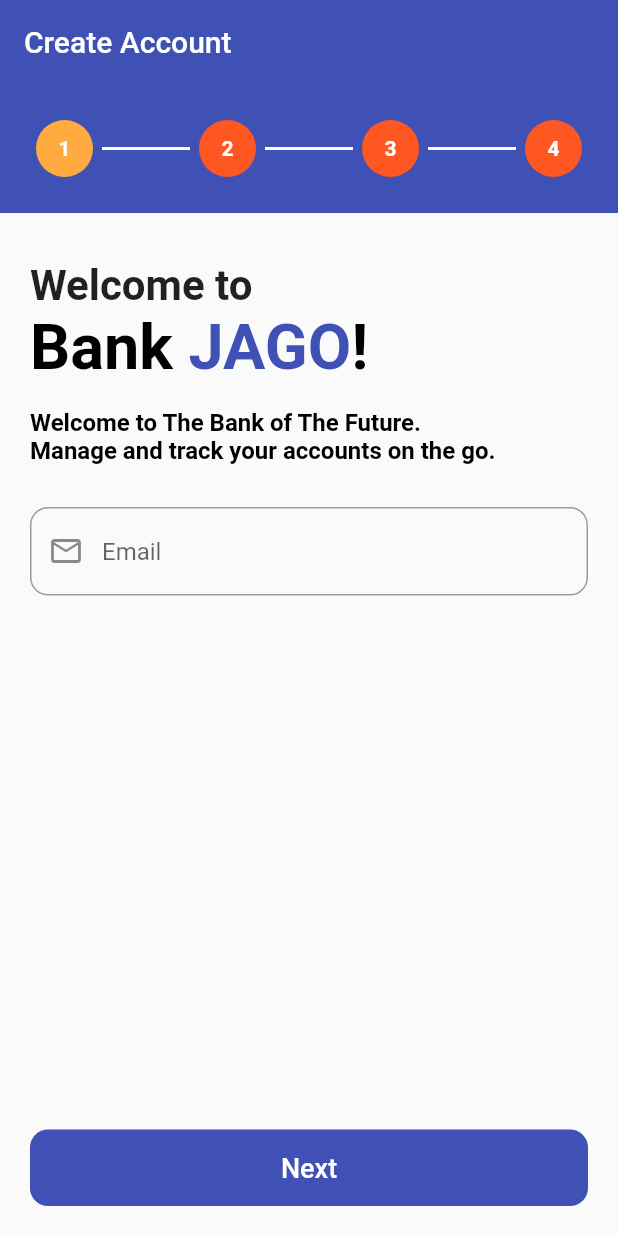
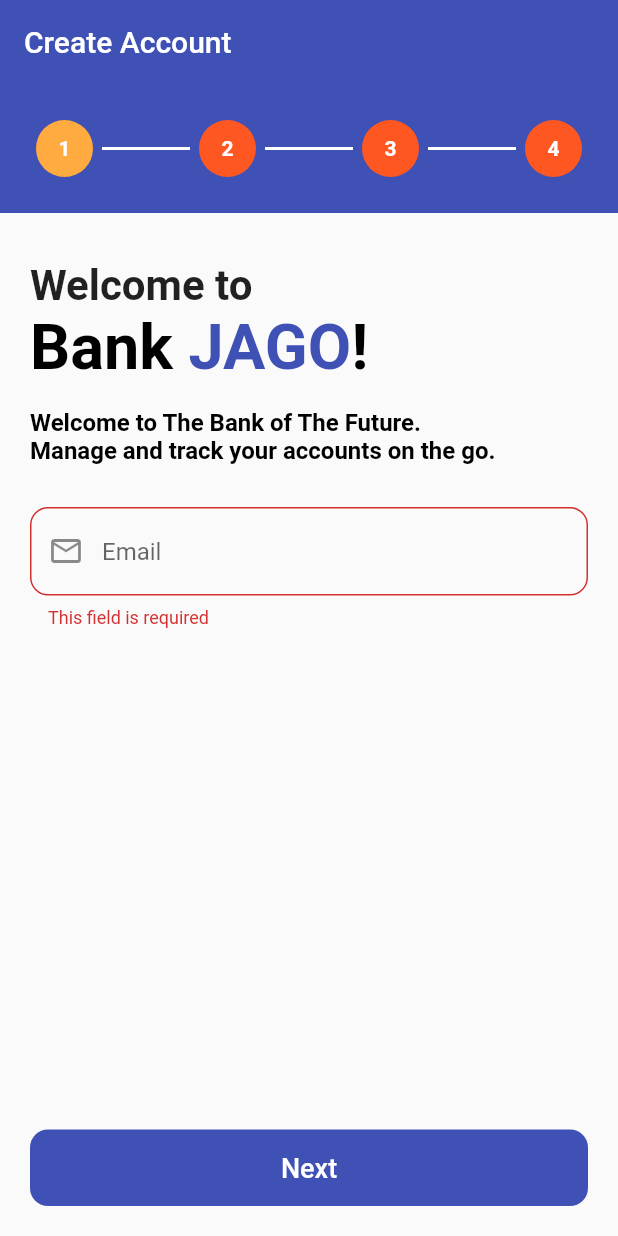
Before and after one commit to FungkiPandu/flutter_mini_register, a Flutter app: the screen it shows after launch, after a tap on "Next", on a phone screen of 412 x 824 dp. Run offline on Flutter 3.47's test engine with Material 2 defaults, Android fonts, the phone set to English and light mode, and no system bars.

Commit message:
feat: add email validation on page1

```diff
--- a/lib/component/my_text_field.dart
+++ b/lib/component/my_text_field.dart
@@ -1,20 +1,42 @@
 import 'package:flutter/material.dart';
+import 'package:flutter/services.dart';
 
 class MyTextField extends StatelessWidget {
+  final Key? formKey;
   final String? hintText;
   final IconData? prefixIcon;
   final Color fillColor;
+  final TextEditingController? controller;
+  final String? Function(String?)? validator;
+  final void Function(String)? onChanged;
+  final bool autoValidate;
+  final TextInputType? inputType;
 
-  const MyTextField(
-      {Key? key,
+  const MyTextField({
+    this.formKey,
     this.hintText,
     this.prefixIcon,
-      this.fillColor = Colors.white60})
-      : super(key: key);
+    this.fillColor = Colors.white60,
+    this.controller,
+    this.validator,
+    this.onChanged,
+    this.autoValidate = false,
+    this.inputType,
+  });
 
   @override
   Widget build(BuildContext context) {
-    return TextField(
+    return Form(
+      key: formKey,
+      autovalidateMode: autoValidate
+          ? AutovalidateMode.onUserInteraction
+          : AutovalidateMode.disabled,
+      child: TextFormField(
+        controller: controller,
+        validator: validator,
+        onChanged: onChanged,
+        keyboardType: inputType,
+        textInputAction: TextInputAction.done,
         decoration: new InputDecoration(
           prefixIcon: Icon(Icons.email_outlined),
           border: OutlineInputBorder(
@@ -23,6 +45,7 @@ class MyTextField extends StatelessWidget {
           hintText: hintText,
           fillColor: fillColor,
         ),
+      ),
     );
   }
 }
--- /dev/null
+++ b/lib/helper/navigation/navigate.dart
@@ -0,0 +1,15 @@
+import 'package:flutter/material.dart';
+import 'package:flutter/widgets.dart';
+import 'package:flutter_mini_register/screen/register/page2_password/password_page.dart';
+
+class Navigate {
+  final BuildContext context;
+
+  Navigate(this.context);
+
+  Future<dynamic> toRegisterPage2Password(String email) {
+    return Navigator.of(context).push(
+      MaterialPageRoute(builder: (context) => PasswordPage(email: email)),
+    );
+  }
+}
--- a/lib/logic/register/email.dart
+++ b/lib/logic/register/email.dart
@@ -0,0 +1,15 @@
+class EmailLogic {
+  bool isValidEmail(String email) {
+    var emailRegex =
+        r"^[a-zA-Z0-9.!#$%&'*+/=?^_`{|}~-]+@[a-zA-Z0-9-]{0,253}[a-zA-Z0-9]\.(?:[a-zA-Z0-9-]{0,253}[a-zA-Z0-9])(\.[a-zA-Z0-9](?:[a-zA-Z0-9-]{0,253}[a-zA-Z0-9])?)*$";
+    return RegExp(emailRegex).hasMatch(email);
+  }
+
+  String? emailValidator(String? email) {
+    if (email == null) return null;
+    if (email == "") return "This field is required";
+    if (!isValidEmail(email)) {
+      return "Invalid email format";
+    }
+  }
+}
--- a/lib/screen/register/page1_email/email_page.dart
+++ b/lib/screen/register/page1_email/email_page.dart
@@ -2,6 +2,8 @@ import 'package:flutter/material.dart';
 import 'package:flutter_mini_register/component/my_button.dart';
 import 'package:flutter_mini_register/component/my_text_field.dart';
 import 'package:flutter_mini_register/component/template/register_stepper.dart';
+import 'package:flutter_mini_register/helper/navigation/navigate.dart';
+import 'package:flutter_mini_register/logic/register/email.dart';
 
 class EmailPage extends StatefulWidget {
   EmailPage({Key? key}) : super(key: key);
@@ -11,6 +13,11 @@ class EmailPage extends StatefulWidget {
 }
 
 class _EmailPageState extends State<EmailPage> {
+  var _logic = EmailLogic();
+  var _emailController = TextEditingController();
+  var _emailTextFieldKey = GlobalKey<FormState>();
+  var _autoValidate = false;
+
   @override
   Widget build(BuildContext context) {
     return Scaffold(
@@ -39,8 +46,13 @@ class _EmailPageState extends State<EmailPage> {
                 _welcomeText,
                 SizedBox(height: 28),
                 MyTextField(
+                  formKey: _emailTextFieldKey,
                   prefixIcon: Icons.email_outlined,
+                  controller: _emailController,
                   hintText: "Email",
+                  inputType: TextInputType.emailAddress,
+                  autoValidate: _autoValidate,
+                  validator: _logic.emailValidator,
                 ),
               ],
             ),
@@ -81,7 +93,7 @@ class _EmailPageState extends State<EmailPage> {
 
   Widget _welcomeText = Text(
     "Welcome to The Bank of The Future.\n"
-    "Manage and track your accounts on the go.",
+        "Manage and track your accounts on the go.",
     style: TextStyle(
       fontSize: 16,
       color: Colors.black,
@@ -93,9 +105,23 @@ class _EmailPageState extends State<EmailPage> {
     return MyButton(
       text: 'Next',
       onPressed: () {
-        //TODO: open next page
-        FocusScope.of(context).unfocus();
+        var isValid = _emailTextFieldKey.currentState?.validate() ?? false;
+        if (!isValid) {
+          setState(() {
+            _autoValidate = true;
+          });
+          return;
+        }
+
+        var email = _emailController.value.text;
+        Navigate(context).toRegisterPage2Password(email);
       },
     );
   }
+
+  @override
+  void dispose() {
+    _emailController.dispose();
+    super.dispose();
+  }
 }
--- a/lib/screen/register/page2_password/password_page.dart
+++ b/lib/screen/register/page2_password/password_page.dart
@@ -1,7 +1,9 @@
 import 'package:flutter/material.dart';
 
 class PasswordPage extends StatefulWidget {
-  PasswordPage({Key? key}) : super(key: key);
+  final String email;
+
+  PasswordPage({Key? key, required this.email}) : super(key: key);
 
   @override
   _PasswordPageState createState() => _PasswordPageState();
@@ -10,6 +12,6 @@ class PasswordPage extends StatefulWidget {
 class _PasswordPageState extends State<PasswordPage> {
   @override
   Widget build(BuildContext context) {
-    return Container();
+    return Scaffold();
   }
 }
```
Lines whose indentation alone changed are shown as unchanged.
